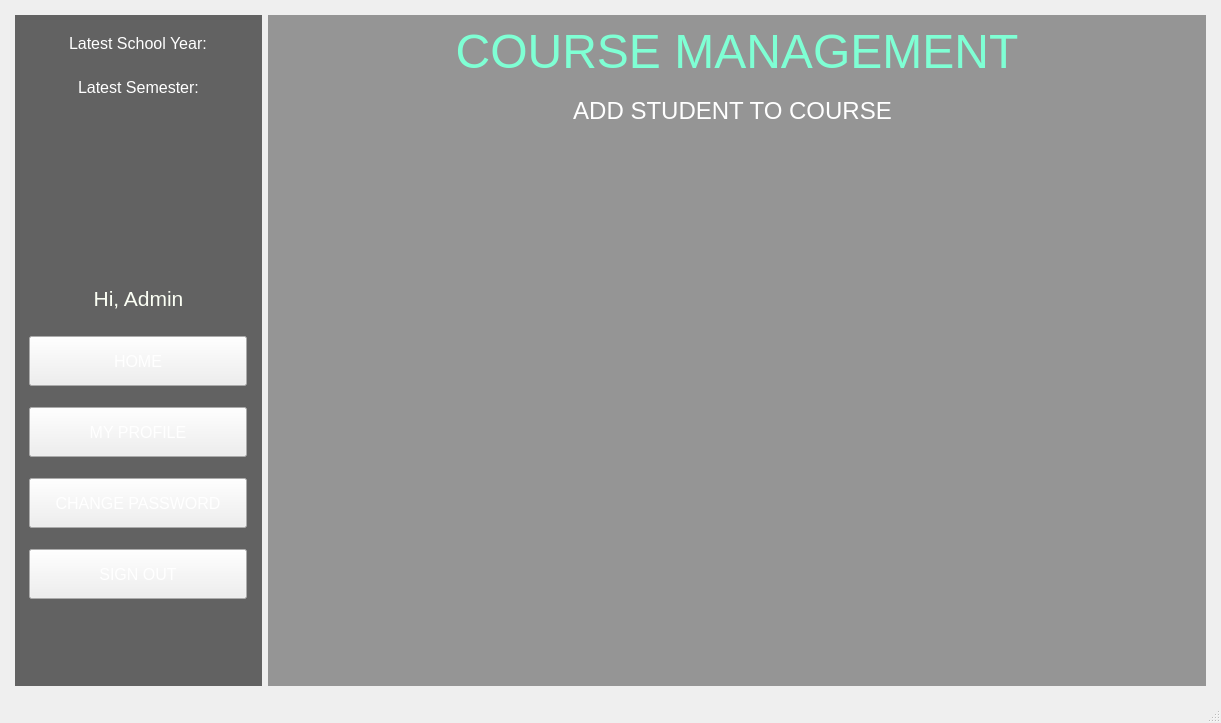
First picture: the form in StudentManagementSystem/mainwindow.ui, repository BuhDuy256/Student-Management-GROUP6-KTLT-23CLC03, before the edit.
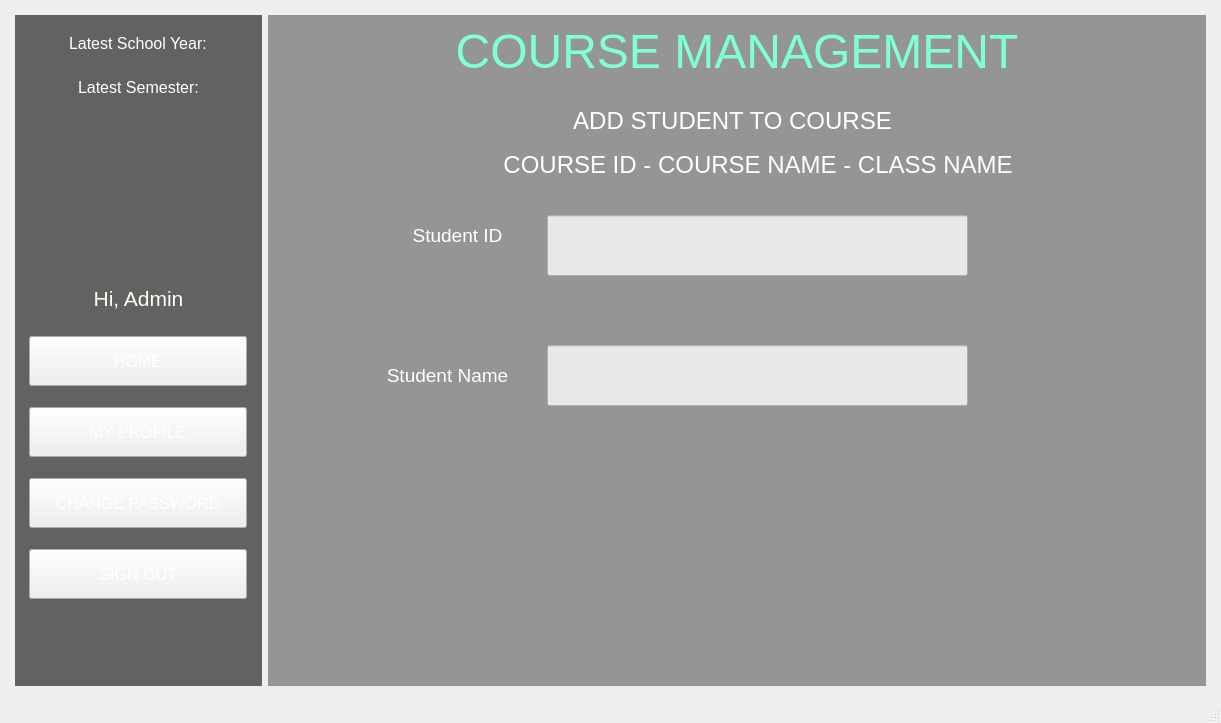
Second picture: the form after the edit. The open tabs and pages were chosen to show the change. Icons and pictures are not drawn.

Commit message: complete remove student

```diff
--- a/StudentManagementSystem/mainwindow.ui
+++ b/StudentManagementSystem/mainwindow.ui
@@ -6246,7 +6246,7 @@
                 <property name="geometry">
                  <rect>
                   <x>230</x>
-                  <y>0</y>
+                  <y>10</y>
                   <width>451</width>
                   <height>51</height>
                  </rect>
@@ -6267,6 +6267,104 @@
                  <set>Qt::AlignCenter</set>
                 </property>
                </widget>
+               <widget class="QLineEdit" name="txt_studentID">
+                <property name="geometry">
+                 <rect>
+                  <x>270</x>
+                  <y>130</y>
+                  <width>421</width>
+                  <height>61</height>
+                 </rect>
+                </property>
+               </widget>
+               <widget class="QLineEdit" name="txt_studentName">
+                <property name="geometry">
+                 <rect>
+                  <x>270</x>
+                  <y>260</y>
+                  <width>421</width>
+                  <height>61</height>
+                 </rect>
+                </property>
+               </widget>
+               <widget class="QLabel" name="label_4">
+                <property name="geometry">
+                 <rect>
+                  <x>120</x>
+                  <y>130</y>
+                  <width>121</width>
+                  <height>41</height>
+                 </rect>
+                </property>
+                <property name="font">
+                 <font>
+                  <pointsize>14</pointsize>
+                 </font>
+                </property>
+                <property name="styleSheet">
+                 <string notr="true">color: white;</string>
+                </property>
+                <property name="text">
+                 <string>Student ID</string>
+                </property>
+                <property name="alignment">
+                 <set>Qt::AlignCenter</set>
+                </property>
+               </widget>
+               <widget class="QLabel" name="label_5">
+                <property name="geometry">
+                 <rect>
+                  <x>90</x>
+                  <y>270</y>
+                  <width>161</width>
+                  <height>41</height>
+                 </rect>
+                </property>
+                <property name="font">
+                 <font>
+                  <pointsize>14</pointsize>
+                 </font>
+                </property>
+                <property name="styleSheet">
+                 <string notr="true">color: white;</string>
+                </property>
+                <property name="text">
+                 <string>Student Name</string>
+                </property>
+                <property name="alignment">
+                 <set>Qt::AlignCenter</set>
+                </property>
+               </widget>
+               <widget class="QLabel" name="lb_scoreBoard_2">
+                <property name="geometry">
+                 <rect>
+                  <x>190</x>
+                  <y>60</y>
+                  <width>582</width>
+                  <height>40</height>
+                 </rect>
+                </property>
+                <property name="maximumSize">
+                 <size>
+                  <width>16777215</width>
+                  <height>41</height>
+                 </size>
+                </property>
+                <property name="font">
+                 <font>
+                  <pointsize>18</pointsize>
+                 </font>
+                </property>
+                <property name="styleSheet">
+                 <string notr="true">color:white;</string>
+                </property>
+                <property name="text">
+                 <string>COURSE ID - COURSE NAME - CLASS NAME</string>
+                </property>
+                <property name="alignment">
+                 <set>Qt::AlignCenter</set>
+                </property>
+               </widget>
               </widget>
              </widget>
             </item>
```
Left out of the diff: 41 changed lines with no effect on the pictures. The commit also changes 11 other files.
